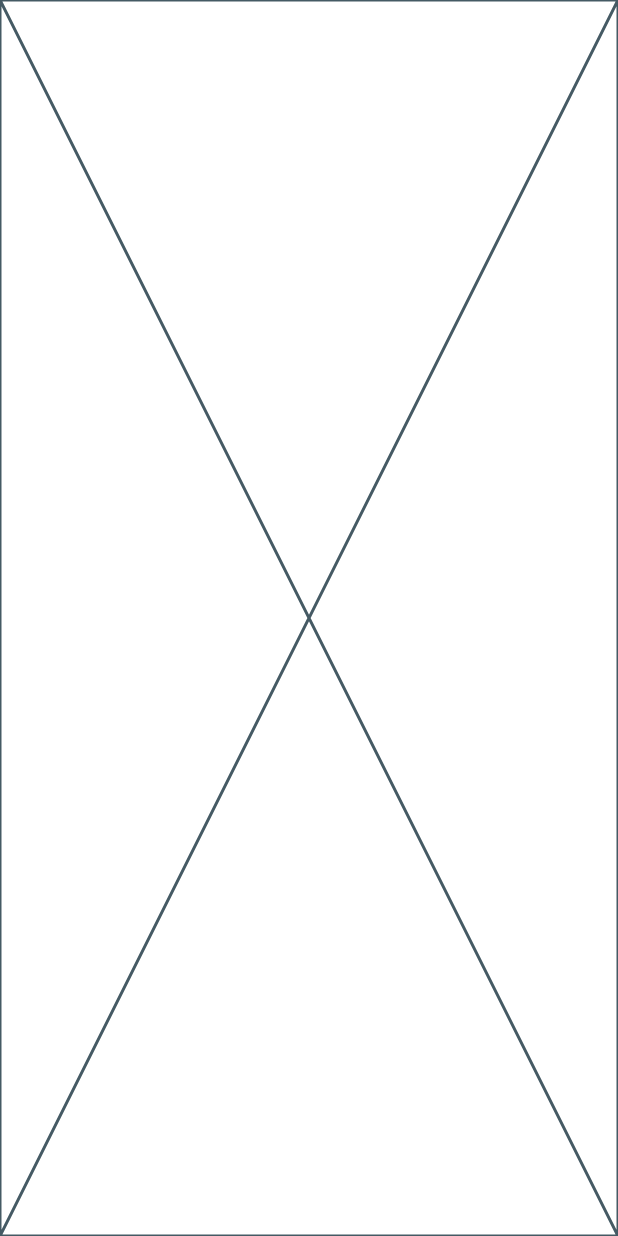
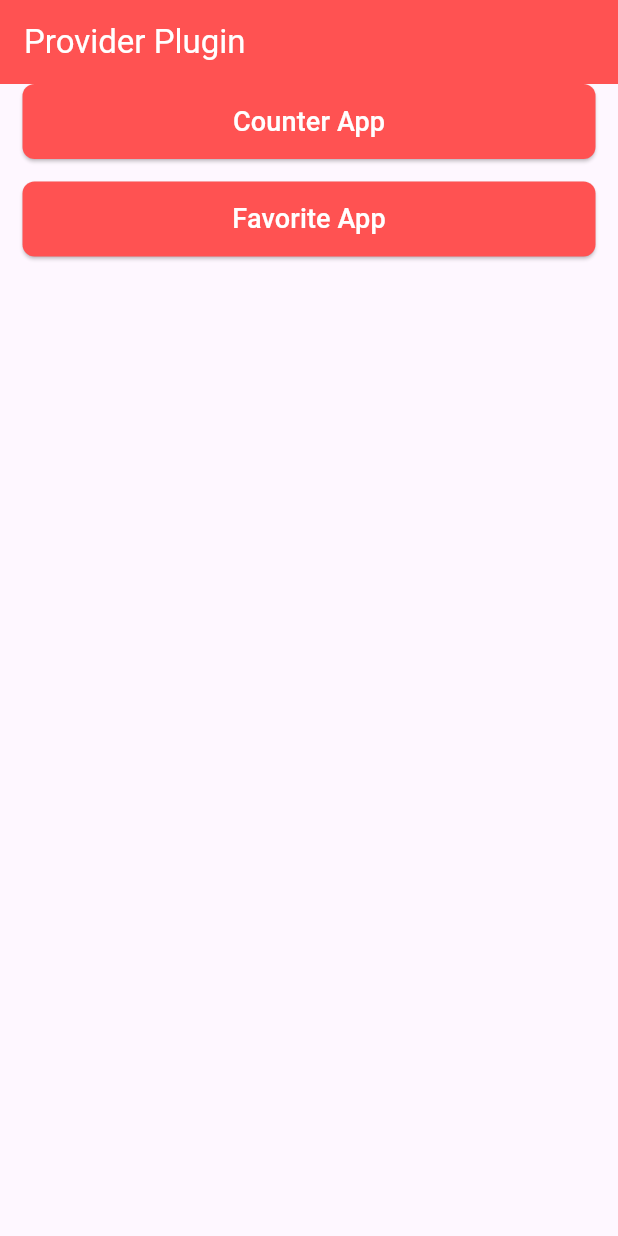
Before and after one commit to hassankhalid2239/provider_plugin, a Flutter app: the screen it shows after launch, on a phone screen of 412 x 824 dp. Run offline on Flutter 3.47's test engine with Material 3 defaults, Android fonts, the phone set to English and light mode, and no system bars.

Commit message:
add screens

```diff
--- a/lib/home_screen.dart
+++ b/lib/home_screen.dart
@@ -1,10 +1,59 @@
 import 'package:flutter/material.dart';
+import 'package:provider_plugin/counter_screen.dart';
+import 'package:provider_plugin/favorite_screen.dart';
 
 class HomeScreen extends StatelessWidget {
   const HomeScreen({super.key});
 
   @override
   Widget build(BuildContext context) {
-    return const Placeholder();
+    return Scaffold(
+      appBar: AppBar(
+        foregroundColor: Colors.white,
+        backgroundColor: Colors.redAccent,
+        title: Text('Provider Plugin',style: TextStyle(
+          color: Colors.white
+        ),),
+      ),
+      body: Center(
+        child: Padding(
+          padding: const EdgeInsets.symmetric(horizontal: 15),
+          child: Column(
+            crossAxisAlignment: CrossAxisAlignment.center,
+            children: [
+              SizedBox(
+                width: double.infinity,
+                height: 50,
+                child: ElevatedButton(
+                  style: ButtonStyle(
+                    backgroundColor: WidgetStatePropertyAll(Colors.redAccent),
+                    shape: WidgetStatePropertyAll(RoundedRectangleBorder(borderRadius: BorderRadius.circular(8)))
+                  ),
+                  onPressed: (){
+                    Navigator.push(context, MaterialPageRoute(builder: (context)=>CounterScreen()));
+                  },
+                  child: Text('Counter App',style: TextStyle(color: Colors.white,fontWeight: FontWeight.w500,fontSize: 18),),
+                ),
+              ),
+              SizedBox(height: 15,),
+              SizedBox(
+                width: double.infinity,
+                height: 50,
+                child: ElevatedButton(
+                  style: ButtonStyle(
+                      backgroundColor: WidgetStatePropertyAll(Colors.redAccent),
+                      shape: WidgetStatePropertyAll(RoundedRectangleBorder(borderRadius: BorderRadius.circular(8)))
+                  ),
+                  onPressed: (){
+                    Navigator.push(context, MaterialPageRoute(builder: (context)=>FavoriteScreen()));
+                  },
+                  child: const Text('Favorite App',style: TextStyle(color: Colors.white,fontWeight: FontWeight.w500,fontSize: 18),),
+                ),
+              ),
+            ],
+          ),
+        ),
+      ),
+    );
   }
 }
```
Also changed, not shown: lib/counter_screen.dart (added, +18 -0 lines), lib/favorite_screen.dart (added, +18 -0 lines).
